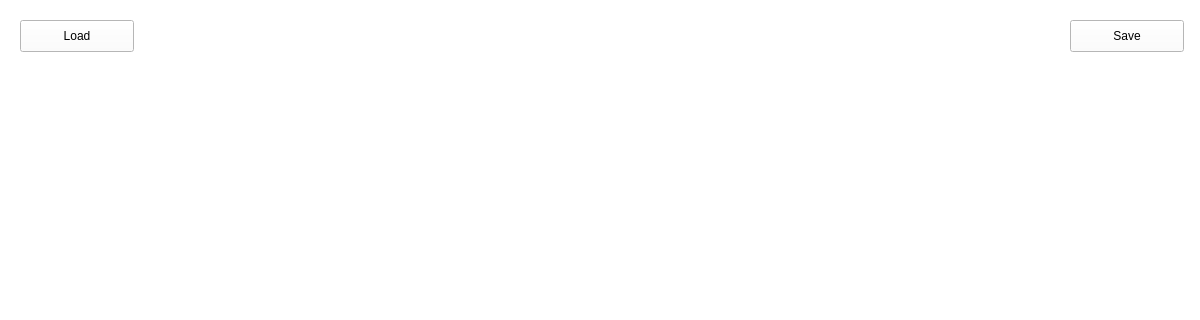
First picture: the form in slicer.ui, repository astrofrog/custom-glue-app, before the edit; both pictures show x 0 to 1200 and y 0 to 320 of the 1200 by 800 pixel window.
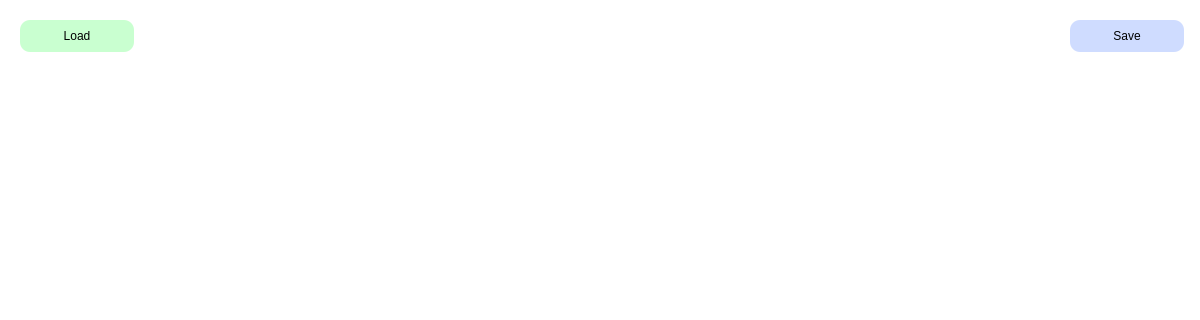
Second picture: the form after the edit.

Commit message: Hipster look

The edit to the form file:
```diff
--- a/slicer.ui
+++ b/slicer.ui
@@ -57,6 +57,10 @@
       <height>32</height>
      </rect>
     </property>
+    <property name="styleSheet">
+     <string notr="true">border-radius: 10px;
+background: rgb(201, 255, 208);</string>
+    </property>
     <property name="text">
      <string>Load</string>
     </property>
@@ -70,6 +74,10 @@
       <height>32</height>
      </rect>
     </property>
+    <property name="styleSheet">
+     <string notr="true">border-radius: 10px;
+background: rgb(207, 220, 255)</string>
+    </property>
     <property name="text">
      <string>Save</string>
     </property>
```
